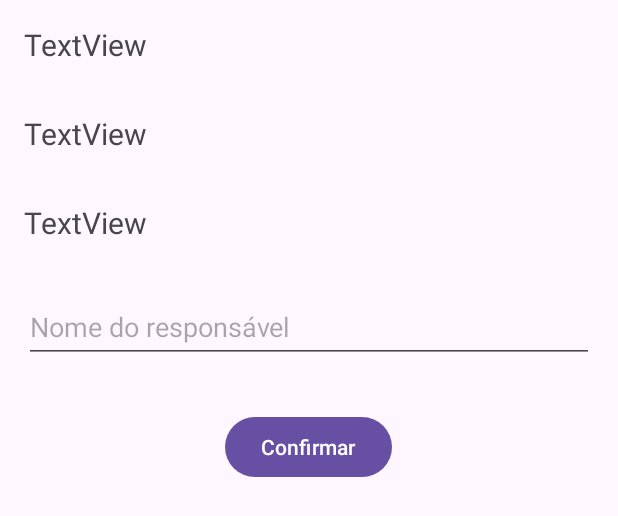
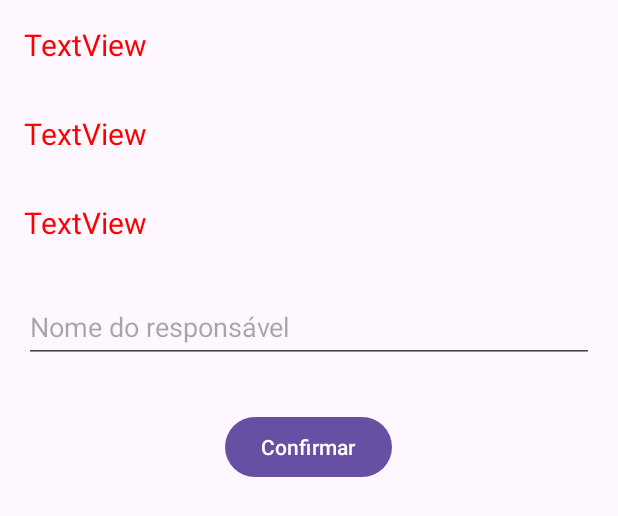
Before and after one commit to marceloviana1991/chamada-android-kotlin, an Android app: the layout activity_chamada.xml on its own in the app's theme, with its tools: preview values and no code run, on a phone screen of 412 x 824 dp. Shown: the top 516 px of the screen. Run offline under Robolectric (Android 15) with nearby library versions, the phone set to English and light mode, and no system bars.

```diff
--- a/app/src/main/java/marceloviana1991/listadechamada/CadastroActivity.kt
+++ b/app/src/main/java/marceloviana1991/listadechamada/CadastroActivity.kt
@@ -1,6 +1,7 @@
 package marceloviana1991.listadechamada
 
 import android.os.Bundle
+import android.widget.Toast
 import androidx.activity.enableEdgeToEdge
 import androidx.appcompat.app.AppCompatActivity
 import androidx.core.view.ViewCompat
@@ -29,6 +30,10 @@ class CadastroActivity : AppCompatActivity() {
             if (editText.isNotBlank()) {
                 NomesDao.adicionar(editText.trim())
                 finish()
+            } else {
+                Toast.makeText(
+                    this, "Insira o nome que deseja adicionar!", Toast.LENGTH_SHORT
+                ).show()
             }
         }
     }
--- a/app/src/main/res/layout/activity_chamada.xml
+++ b/app/src/main/res/layout/activity_chamada.xml
@@ -27,7 +27,7 @@
 
 
             <EditText
-                android:id="@+id/editTextText"
+                android:id="@+id/editText"
                 android:layout_width="match_parent"
                 android:layout_height="48dp"
                 android:hint="Nome do responsável"
--- a/app/src/main/res/layout/activity_excluir.xml
+++ b/app/src/main/res/layout/activity_excluir.xml
@@ -13,7 +13,6 @@
         android:layout_height="wrap_content"
         android:text="TextView"
         android:textSize="20sp"
-        android:textStyle="bold"
         app:layout_constraintTop_toTopOf="parent"
         app:layout_constraintStart_toStartOf="parent"
         app:layout_constraintEnd_toEndOf="parent"
--- a/app/src/main/res/layout/adapter_chamada.xml
+++ b/app/src/main/res/layout/adapter_chamada.xml
@@ -11,6 +11,7 @@
         android:layout_width="match_parent"
         android:layout_height="wrap_content"
         android:text="TextView"
+        android:textColor="@color/red"
         android:textSize="20sp"
         app:layout_constraintTop_toTopOf="parent"
         app:layout_constraintStart_toStartOf="parent"/>
--- a/app/src/main/res/layout/adapter_main.xml
+++ b/app/src/main/res/layout/adapter_main.xml
@@ -11,7 +11,7 @@
         android:layout_height="wrap_content"
         android:text="Nome"
         android:textSize="20sp"
-        android:textStyle="bold"
+        android:layout_marginEnd="16dp"
         app:layout_constraintEnd_toStartOf="@id/switchPresenca"
         app:layout_constraintHorizontal_bias="0"
         app:layout_constraintStart_toStartOf="parent"
@@ -24,6 +24,7 @@
         android:layout_width="wrap_content"
         android:layout_height="48dp"
         android:text="Presente"
+        android:textStyle="bold"
         app:layout_constraintEnd_toEndOf="parent"
         app:layout_constraintTop_toTopOf="parent"
         app:layout_constraintBottom_toBottomOf="parent"
--- a/app/src/main/res/values/colors.xml
+++ b/app/src/main/res/values/colors.xml
@@ -3,4 +3,5 @@
     <color name="black">#FF000000</color>
     <color name="white">#FFFFFFFF</color>
     <color name="green">#00C853</color>
+    <color name="red">#ff0000</color>
 </resources>
```
Also changed, not shown: app/src/main/java/marceloviana1991/listadechamada/ChamadaActivity.kt (+9 -2 lines).
